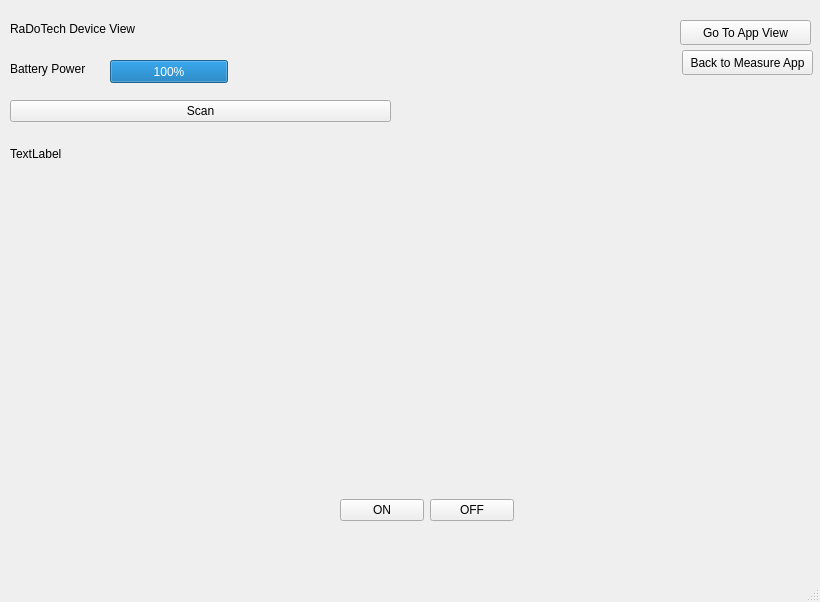
ParamDesai111/3004-Final-Project, file RaDoTechSimulation/RaDoTechSimulation/mainwindow.ui: the form before one commit.
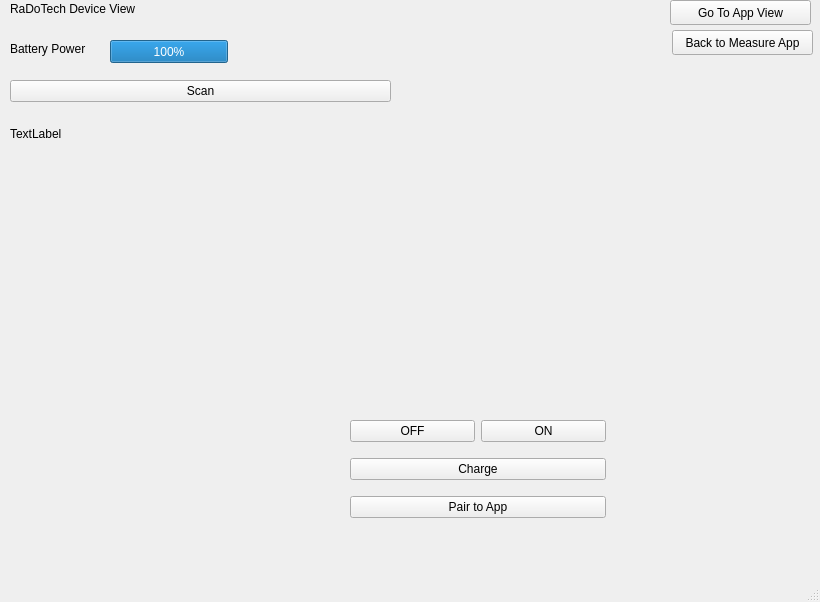
The form after the commit.

The edit to the form file:
```diff
--- a/RaDoTechSimulation/RaDoTechSimulation/mainwindow.ui
+++ b/RaDoTechSimulation/RaDoTechSimulation/mainwindow.ui
@@ -18,7 +18,7 @@
     <property name="geometry">
      <rect>
       <x>0</x>
-      <y>0</y>
+      <y>-20</y>
       <width>821</width>
       <height>571</height>
      </rect>
@@ -27,9 +27,9 @@
      <widget class="QPushButton" name="GoToAppViewButton">
       <property name="geometry">
        <rect>
-        <x>680</x>
+        <x>670</x>
         <y>20</y>
-        <width>131</width>
+        <width>141</width>
         <height>25</height>
        </rect>
       </property>
@@ -105,9 +105,9 @@
      <widget class="QPushButton" name="GoToMeasureViewButton">
       <property name="geometry">
        <rect>
-        <x>682</x>
+        <x>672</x>
         <y>50</y>
-        <width>131</width>
+        <width>141</width>
         <height>25</height>
        </rect>
       </property>
@@ -118,24 +118,42 @@
      <widget class="QWidget" name="horizontalLayoutWidget">
       <property name="geometry">
        <rect>
-        <x>340</x>
-        <y>470</y>
-        <width>174</width>
-        <height>80</height>
+        <x>350</x>
+        <y>430</y>
+        <width>256</width>
+        <height>121</height>
        </rect>
       </property>
-      <layout class="QHBoxLayout" name="horizontalLayout">
+      <layout class="QVBoxLayout" name="verticalLayout_3">
        <item>
-        <widget class="QPushButton" name="onButton">
+        <layout class="QHBoxLayout" name="horizontalLayout">
+         <item>
+          <widget class="QPushButton" name="offButton">
+           <property name="text">
+            <string>OFF</string>
+           </property>
+          </widget>
+         </item>
+         <item>
+          <widget class="QPushButton" name="onButton">
+           <property name="text">
+            <string>ON</string>
+           </property>
+          </widget>
+         </item>
+        </layout>
+       </item>
+       <item>
+        <widget class="QPushButton" name="ChargeButton">
          <property name="text">
-          <string>ON</string>
+          <string>Charge</string>
          </property>
         </widget>
        </item>
        <item>
-        <widget class="QPushButton" name="offButton">
+        <widget class="QPushButton" name="PairButton">
          <property name="text">
-          <string>OFF</string>
+          <string>Pair to App</string>
          </property>
         </widget>
        </item>
```
Left out of the diff: 2 changed lines with no effect on the pictures.
